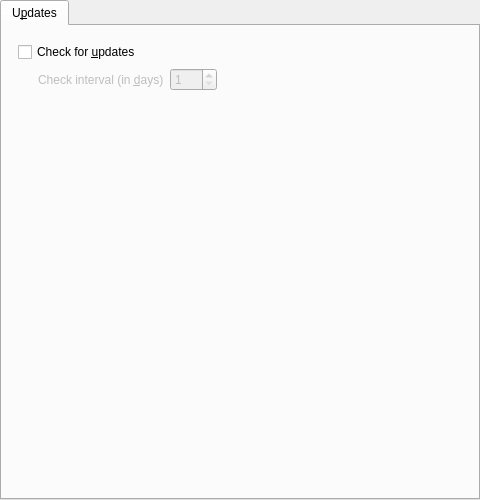
This is src/gui/pref/updates.ui in wilbert2000/wzplayer as Qt 5 draws it before an edit. The edited form follows.
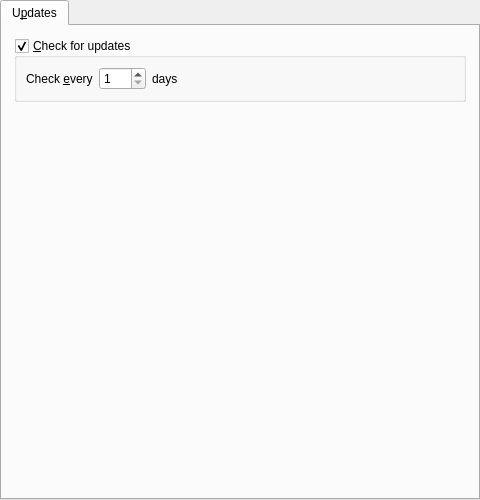
This is the edited form.

The edit to the form file:
```diff
--- a/src/gui/pref/updates.ui
+++ b/src/gui/pref/updates.ui
@@ -15,54 +15,37 @@
     <number>0</number>
    </property>
    <item>
-    <widget class="QTabWidget" name="updates_tab">
+    <widget class="QTabWidget" name="updates_tabwidget">
      <property name="currentIndex">
       <number>0</number>
      </property>
-     <widget class="QWidget" name="tab">
+     <widget class="QWidget" name="updates_tab">
       <attribute name="title">
        <string>U&amp;pdates</string>
       </attribute>
       <layout class="QVBoxLayout" name="verticalLayout">
        <property name="margin">
-        <number>16</number>
+        <number>12</number>
        </property>
        <item>
-        <widget class="QCheckBox" name="updates_check">
-         <property name="text">
-          <string>Check for &amp;updates</string>
+        <widget class="QGroupBox" name="update_group">
+         <property name="title">
+          <string>&amp;Check for updates</string>
          </property>
-        </widget>
-       </item>
-       <item>
-        <widget class="QWidget" name="days_frame" native="true">
-         <property name="enabled">
-          <bool>false</bool>
+         <property name="flat">
+          <bool>true</bool>
          </property>
-         <layout class="QHBoxLayout" name="horizontalLayout">
-          <property name="margin">
-           <number>0</number>
-          </property>
-          <item>
-           <spacer>
-            <property name="orientation">
-             <enum>Qt::Horizontal</enum>
-            </property>
-            <property name="sizeType">
-             <enum>QSizePolicy::Fixed</enum>
-            </property>
-            <property name="sizeHint" stdset="0">
-             <size>
-              <width>20</width>
-              <height>20</height>
-             </size>
-            </property>
-           </spacer>
-          </item>
+         <property name="checkable">
+          <bool>true</bool>
+         </property>
+         <layout class="QHBoxLayout" name="horizontalLayout_2">
           <item>
            <widget class="QLabel" name="label">
+            <property name="enabled">
+             <bool>true</bool>
+            </property>
             <property name="text">
-             <string>Check interval (in &amp;days)</string>
+             <string>Check &amp;every</string>
             </property>
             <property name="buddy">
              <cstring>days_spin</cstring>
@@ -79,6 +62,13 @@
             </property>
            </widget>
           </item>
+          <item>
+           <widget class="QLabel" name="label_2">
+            <property name="text">
+             <string>days</string>
+            </property>
+           </widget>
+          </item>
           <item>
            <spacer name="horizontalSpacer">
             <property name="orientation">
@@ -86,7 +76,7 @@
             </property>
             <property name="sizeHint" stdset="0">
              <size>
-              <width>165</width>
+              <width>40</width>
               <height>20</height>
              </size>
             </property>
```
Left out of the diff: 23 changed lines with no effect on the pictures.
